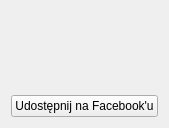
Before: the Qt Designer form src/MemeWidget.ui in io-project/memoizer-gui, drawn with Qt 5.
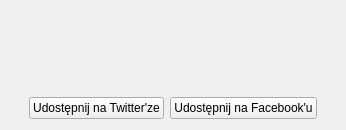
After: the same form once the commit is applied. Custom widgets are drawn as their Qt base class.

Commit message: Implementation of "share on Twitter" button.

Diff of the .ui file:
```diff
--- a/src/MemeWidget.ui
+++ b/src/MemeWidget.ui
@@ -6,11 +6,14 @@
    <rect>
     <x>0</x>
     <y>0</y>
-    <width>129</width>
-    <height>128</height>
+    <width>346</width>
+    <height>130</height>
    </rect>
   </property>
-  <layout class="QGridLayout" name="gridLayout" rowstretch="0,0,1,0">
+  <layout class="QGridLayout" name="gridLayout" rowstretch="0,0,1,0,0">
+   <item row="2" column="1">
+    <widget class="MemeImageWidget" name="imageWidget" native="true"/>
+   </item>
    <item row="1" column="2">
     <spacer name="horizontalSpacer">
      <property name="orientation">
@@ -24,27 +27,18 @@
      </property>
     </spacer>
    </item>
-   <item row="1" column="1">
-    <widget class="QLabel" name="descriptionLabel">
-     <property name="font">
-      <font>
-       <pointsize>10</pointsize>
-      </font>
+   <item row="1" column="0">
+    <spacer name="horizontalSpacer_2">
+     <property name="orientation">
+      <enum>Qt::Horizontal</enum>
      </property>
-     <property name="alignment">
-      <set>Qt::AlignCenter</set>
+     <property name="sizeHint" stdset="0">
+      <size>
+       <width>40</width>
+       <height>20</height>
+      </size>
      </property>
-     <property name="wordWrap">
-      <bool>true</bool>
-     </property>
-    </widget>
-   </item>
-   <item row="3" column="1">
-    <widget class="QPushButton" name="sharePushButton">
-     <property name="text">
-      <string>Udostępnij na Facebook'u</string>
-     </property>
-    </widget>
+    </spacer>
    </item>
    <item row="0" column="1">
     <widget class="QLabel" name="titleLabel">
@@ -61,21 +55,38 @@
      </property>
     </widget>
    </item>
-   <item row="2" column="1">
-    <widget class="MemeImageWidget" name="imageWidget" native="true"/>
+   <item row="1" column="1">
+    <widget class="QLabel" name="descriptionLabel">
+     <property name="font">
+      <font>
+       <pointsize>10</pointsize>
+      </font>
+     </property>
+     <property name="alignment">
+      <set>Qt::AlignCenter</set>
+     </property>
+     <property name="wordWrap">
+      <bool>true</bool>
+     </property>
+    </widget>
    </item>
-   <item row="1" column="0">
-    <spacer name="horizontalSpacer_2">
-     <property name="orientation">
-      <enum>Qt::Horizontal</enum>
-     </property>
-     <property name="sizeHint" stdset="0">
-      <size>
-       <width>40</width>
-       <height>20</height>
-      </size>
-     </property>
-    </spacer>
+   <item row="4" column="1">
+    <layout class="QHBoxLayout" name="horizontalLayout">
+     <item>
+      <widget class="QPushButton" name="shareOnTwitterPushButton">
+       <property name="text">
+        <string>Udostępnij na Twitter'ze</string>
+       </property>
+      </widget>
+     </item>
+     <item>
+      <widget class="QPushButton" name="sharePushButton">
+       <property name="text">
+        <string>Udostępnij na Facebook'u</string>
+       </property>
+      </widget>
+     </item>
+    </layout>
    </item>
   </layout>
  </widget>
```
The commit also changes 8 other files.
